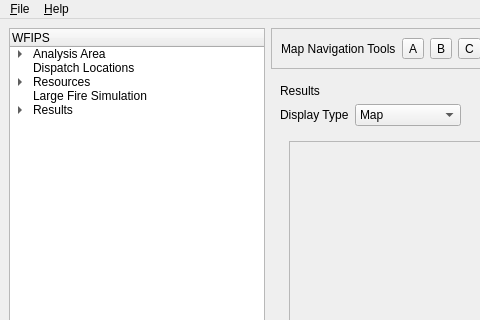
Before: the Qt Designer form irs/src/gui/wfipsmainwindow.ui in firelab/wfips, drawn with Qt 5; both pictures show x 0 to 480 and y 0 to 320 of the 1207 by 806 pixel window.
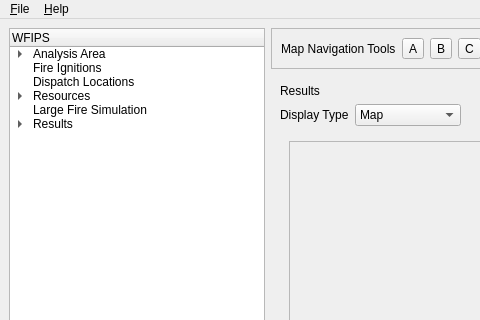
After: the same form once the commit is applied.

The edit to the form file:
```diff
--- a/irs/src/gui/wfipsmainwindow.ui
+++ b/irs/src/gui/wfipsmainwindow.ui
@@ -64,6 +64,11 @@
         </property>
        </item>
       </item>
+      <item>
+       <property name="text">
+        <string>Fire Ignitions</string>
+       </property>
+      </item>
       <item>
        <property name="text">
         <string>Dispatch Locations</string>
```
